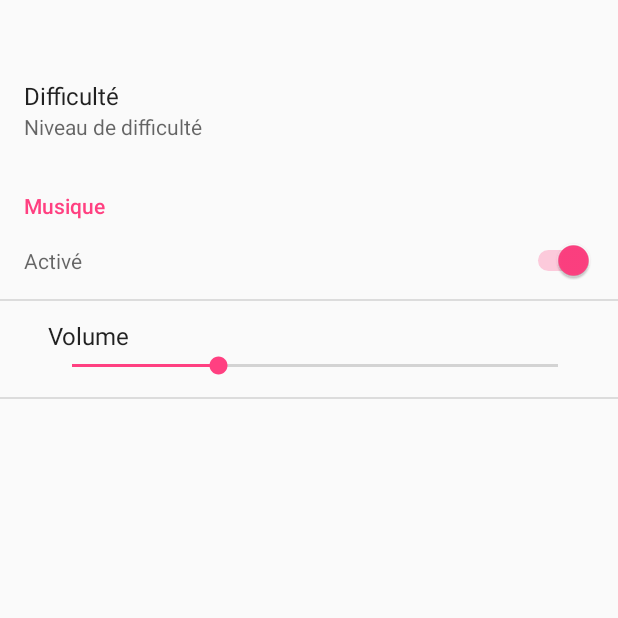
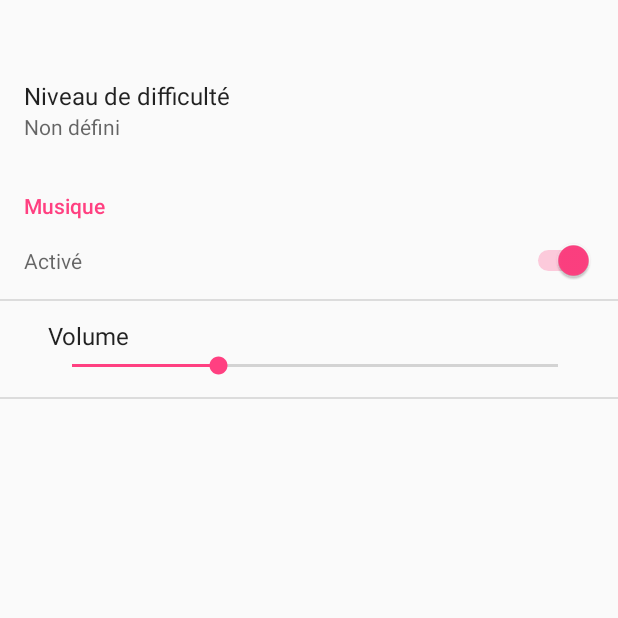
Before and after one commit to jelobo/quizzcraft, an Android app: the screen it shows after launch (SettingsActivity), in the options menu, after a tap on "Settings", on a phone screen of 412 x 824 dp, the top half of it. Run offline under Robolectric (Android 15) with nearby library versions, the light colour scheme and no system bars.

Commit message:
Déplacement listener de Preferences vers SettingsActivity Version stable

```diff
--- a/app/src/main/java/com/jlb/quizzcraft/IntentMusicService.java
+++ b/app/src/main/java/com/jlb/quizzcraft/IntentMusicService.java
@@ -38,6 +38,7 @@ public class IntentMusicService extends IntentService {
                 // Démarrage de la lecture
                 Log.d("LOG", "MusicService : START");
                 player.start();
+
             } else {
 
                 // Pause de la lecture
@@ -46,13 +47,15 @@ public class IntentMusicService extends IntentService {
                     player.pause();
                 }
             }
+            intent.removeExtra("PLAY");
         }
+
         // Réglage du volume de lecture
         if (intent.hasExtra("VOLUME")) {
             mVolume = Integer.parseInt(intent.getStringExtra("VOLUME")) / 100.0f;
             Log.d("LOG", "MusicService : VOLUME " + Float.toString(mVolume));
             player.setVolume(mVolume, mVolume);
+            intent.removeExtra("VOLUME");
         }
-
     }
 }
--- a/app/src/main/java/com/jlb/quizzcraft/MainActivity.java
+++ b/app/src/main/java/com/jlb/quizzcraft/MainActivity.java
@@ -4,6 +4,7 @@ import android.content.DialogInterface;
 import android.content.Intent;
 import android.content.SharedPreferences;
 import android.os.Bundle;
+import android.preference.Preference;
 import android.preference.PreferenceManager;
 import android.support.v7.app.AlertDialog;
 import android.support.v7.app.AppCompatActivity;
@@ -50,94 +51,19 @@ public class MainActivity extends AppCompatActivity {
         // Nettoyage des préférences
         //PreferenceManager.getDefaultSharedPreferences(getBaseContext()).edit().clear().apply();
 
-        // Fixe le niveau de difficulté
-        switch (mPrefs.getString("listprefLevel", "error")) {
-            case "level_noob":
-                new ListOfQuestions(0);
-                break;
-            case "level_normal":
-                new ListOfQuestions(1);
-                break;
-            case "level_hardcore":
-                new ListOfQuestions(2);
-                break;
-            default:
-                new ListOfQuestions(0);
-                Log.d("LOG", "MainActivity : listprefLevel error");
-        }
+        ApplySettings();
 
-
-        // Fixe le volume par défaut
-        musicIntent.putExtra("VOLUME", Integer.toString(mPrefs.getInt("seekbarVolume", 0)));
-        startService(musicIntent);
-
-        // Configure la musique on ou off en fonction du setting
-        mMusicEnabled = mPrefs.getBoolean("checkBoxMusicOnOff", true);
-        if (mMusicEnabled) {
-            musicIntent.putExtra("PLAY", true);
-        } else {
-            musicIntent.putExtra("PLAY", false);
-
-        }
-        startService(musicIntent);
-
-        // Création du listenr de préférences
+        // Création du listener de préférences
         mPrefs.registerOnSharedPreferenceChangeListener(
 
                 listener = new SharedPreferences.OnSharedPreferenceChangeListener() {
 
-                    public void onSharedPreferenceChanged(
-                            SharedPreferences prefs, String key) {
+                    public void onSharedPreferenceChanged(SharedPreferences prefs, String key) {
 
                         Log.d("LOG", "MainActivity : onSharePreferenceChanged " + key);
-
-                        switch (key) {
-                            case "checkBoxMusicOnOff":
-                                if (!mPrefs.getBoolean("checkBoxMusicOnOff", true)) {
-                                    // Met en pause la musique
-                                    musicIntent.putExtra("PLAY", false);
-
-                                    Log.d("LOG", "MainActivity : Music disabled " + key);
-                                    mMusicEnabled = false;
-                                } else {
-                                    // Re-démarre la musique
-                                    musicIntent.putExtra("PLAY", true);
-
-                                    Log.d("LOG", "MainActivity : Music enabled " + key);
-                                    mMusicEnabled = true;
-                                }
-                                startService(musicIntent);
-
-                                break;
-
-                            case "listprefLevel":
-                                switch (mPrefs.getString("listprefLevel", "error")) {
-                                    case "level_noob":
-                                        new ListOfQuestions(0);
-                                        break;
-                                    case "level_normal":
-                                        new ListOfQuestions(1);
-                                        break;
-                                    case "level_hardcore":
-                                        new ListOfQuestions(2);
-                                        break;
-                                    default:
-                                        Log.d("LOG", "MainActivity : listprefLevel error");
-                                }
-
-                                break;
-
-                            case "seekbarVolume":
-                                // Fixe le volume de la musique
-                                musicIntent.putExtra("VOLUME", Integer.toString(mPrefs.getInt("seekbarVolume", 0)));
-                                startService(musicIntent);
-
-                                break;
-                        }
-
+                         ApplySettings();
                     }
                 });
-
     }
 
     @Override
@@ -168,7 +94,7 @@ public class MainActivity extends AppCompatActivity {
     public boolean onCreateOptionsMenu(Menu menu) {
         getMenuInflater().inflate(R.menu.menu_configuration, menu);
 
-        Log.d("LOG", "MainActivity : Menu: onCreate");
+        Log.d("LOG", "Menu: onCreate");
 
         return true;
     }
@@ -205,6 +131,48 @@ public class MainActivity extends AppCompatActivity {
         return super.onOptionsItemSelected(item);
 
     }
+
+    public void ApplySettings() {
+
+        // Fixe le niveau de difficulté
+        switch (mPrefs.getString("listprefLevel", "error")) {
+            case "level_noob":
+                new ListOfQuestions(0);
+                SettingsActivity.setDiffcultyLevelStringString("Noob");
+                Log.d("LOG", "ApplySettings: niveau Noob");
+                break;
+            case "level_normal":
+                new ListOfQuestions(1);
+                SettingsActivity.setDiffcultyLevelStringString("Normal");
+                Log.d("LOG", "ApplySettings: niveau Normal");
+                break;
+            case "level_hardcore":
+                new ListOfQuestions(2);
+                SettingsActivity.setDiffcultyLevelStringString("Hardcore");
+                Log.d("LOG", "ApplySettings: niveau Hardcore");
+                break;
+            default:
+                new ListOfQuestions(0);
+                SettingsActivity.setDiffcultyLevelStringString("Non défini");
+                Log.d("LOG", "ApplySetting: erreur niveau non défini");
+        }
+
+        // Fixe le volume
+        Log.d("LOG", "ApplySettings: volume = " + mPrefs.getInt("seekbarVolume", 0));
+        musicIntent.putExtra("VOLUME", Integer.toString(mPrefs.getInt("seekbarVolume", 0)));
+        startService(musicIntent);
+
+        // Configure la musique on ou off en fonction du setting
+        mMusicEnabled = mPrefs.getBoolean("checkBoxMusicOnOff", true);
+        if (mMusicEnabled) {
+            Log.d("LOG", "ApplySettings: musique ON");
+            musicIntent.putExtra("PLAY", true);
+        } else {
+            Log.d("LOG", "ApplySettings: musique OFF");
+            musicIntent.putExtra("PLAY", false);
+        }
+        startService(musicIntent);
+    }
 }
 
 //DONE En fin de partie, ajouter un bouton pour revenir au premier écran
@@ -217,9 +185,9 @@ public class MainActivity extends AppCompatActivity {
 //TODO Adapter les images pour de petits écrans
 //TODO Ajouter un effet sur le bouton "Nouvelle partie"
 //TODO Modifier l'image du bouton "Nouvelle partie"
-//TODO Rémanence des options choisies
+//DONE Rémanence des options choisies
 //TODO Afficher la version de l'applications dans A propos
-//TODO Ajouter un contrôle du volume de la musique
+//DONE Ajouter un contrôle du volume de la musique
 //TODO Décaler le démarrage de la musique pour réduire le ramp-up
 //TODO Supprimer les infos de debug du mode Release
 //TODO Ajouter une signature
--- a/app/src/main/java/com/jlb/quizzcraft/QuizzActivity.java
+++ b/app/src/main/java/com/jlb/quizzcraft/QuizzActivity.java
@@ -166,6 +166,8 @@ public class QuizzActivity extends AppCompatActivity {
         super.onCreate(savedInstanceState);
         setContentView(R.layout.activity_quizz);
 
+        Log.d("LOG", "QuizzActivity: onCreate");
+
         // Récupératio des ID's
         btn_next = (Button) findViewById(R.id.button_next);
         textview_question = (TextView) findViewById(R.id.textview_question);
@@ -221,7 +223,7 @@ public class QuizzActivity extends AppCompatActivity {
         Log.d("LOG", "QuizzActivity : onResume");
 
         if (MainActivity.mMusicEnabled) {
-            musicIntent.putExtra("PLAYER_COMMAND", "START");
+            musicIntent.putExtra("PLAY", true);
             startService(musicIntent);
         }
     }
@@ -232,7 +234,7 @@ public class QuizzActivity extends AppCompatActivity {
 
         Log.d("LOG", "QuizzActivity : onPause");
         if (MainActivity.mMusicEnabled) {
-            musicIntent.putExtra("PLAYER_COMMAND", "PAUSE");
+            musicIntent.putExtra("PLAY", false);
             startService(musicIntent);
         }
     }
--- a/app/src/main/java/com/jlb/quizzcraft/SettingsActivity.java
+++ b/app/src/main/java/com/jlb/quizzcraft/SettingsActivity.java
@@ -1,15 +1,29 @@
 package com.jlb.quizzcraft;
 
 import android.os.Bundle;
+import android.preference.ListPreference;
+import android.preference.Preference;
 import android.preference.PreferenceActivity;
 
-public class SettingsActivity extends PreferenceActivity  {
+public class SettingsActivity extends PreferenceActivity {
+    private static ListPreference listprefLevelSummary = null;
 
-    private boolean mMusicEnabled;
+    private static String mDifficultyLevelString = "Non initialisé";
 
     public void onCreate(Bundle savedInstanceState) {
         super.onCreate(savedInstanceState);
         addPreferencesFromResource(R.xml.settings);
+
+        listprefLevelSummary = (ListPreference) findPreference("listprefLevel");
+
     }
 
+    public void onResume() {
+        super.onResume();
+
+        listprefLevelSummary.setSummary(mDifficultyLevelString);
+    }
+
+    public  static void setDiffcultyLevelStringString (String pDifficultyLevelString) { mDifficultyLevelString = pDifficultyLevelString; }
+
 }
--- a/app/src/main/res/xml/settings.xml
+++ b/app/src/main/res/xml/settings.xml
@@ -4,8 +4,8 @@
         android:key="difficulty">
 
         <ListPreference
-            android:title="Difficulté"
-            android:summary="Niveau de difficulté"
+            android:title="Niveau de difficulté"
+            android:summary=""
             android:key="listprefLevel"
             android:dialogTitle="Niveau de difficulté"
             android:entries="@array/level_display"
```
Also changed, not shown: app/src/main/res/drawable/steve.jpg.
